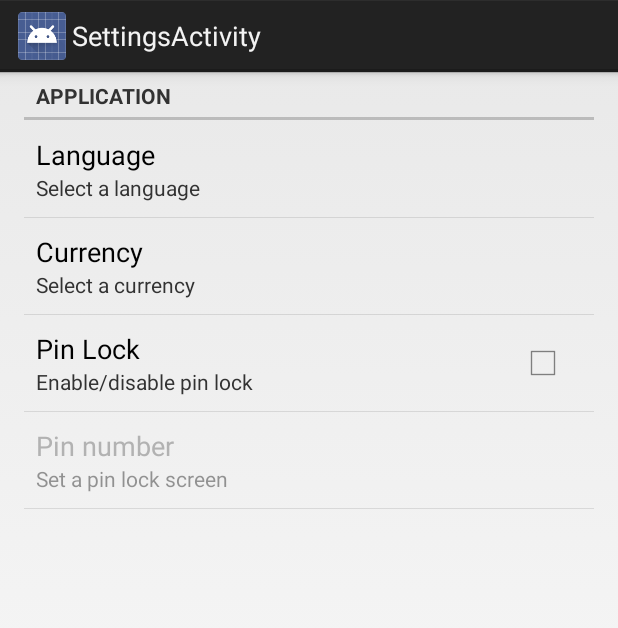
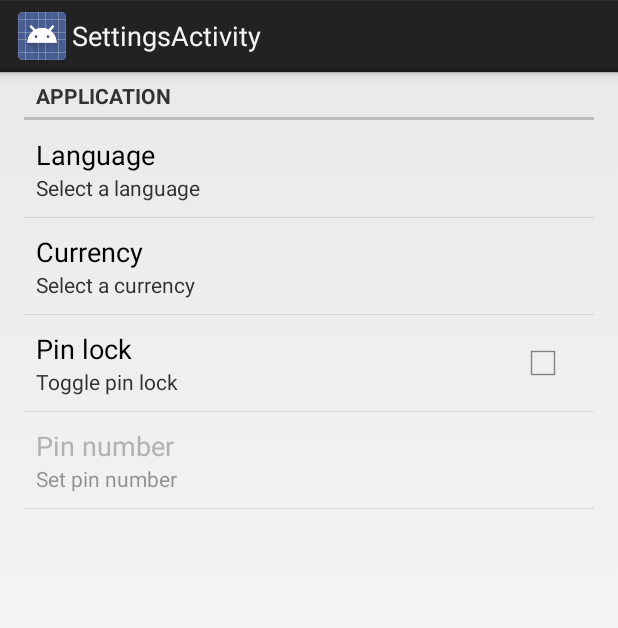
Before and after one commit to wmolyneux/StudentBudgetAppCS394, an Android app: the screen it shows after launch (SettingsActivity), in the options menu, after a tap on "Settings", on a phone screen of 412 x 824 dp. Shown: the top 628 px of the screen. Run offline under Robolectric (Android 15) with nearby library versions, the phone set to English and light mode, and no system bars.

Commit message:
- Fixed the last intermittency issue with a few tests, finally all pass! - Implemented more welsh strings for pin locking

```diff
--- a/StudentBudgetApplication/src/main/res/values/strings.xml
+++ b/StudentBudgetApplication/src/main/res/values/strings.xml
@@ -153,6 +153,15 @@
     <string name="overviewMainBudget">Overall Budget progress:</string>
     <string name="budget_exists">"budget already exists!"</string>
     <string name="budget_must_be_more_than">Budget must be more than</string>
+    <string name="pin_lock">Pin lock</string>
+    <string name="toggle_pin_lock">Toggle pin lock</string>
+    <string name="set_pin_number">Set pin number</string>
+    <string name="pin_number">Pin number</string>
+    <string name="enter_4_digit">Please enter 4-digit pin</string>
+    <string name="reenter_4_digit">Please re-enter 4-digit pin</string>
+    <string name="pin_set">Pin set!</string>
+    <string name="pin_doesnt_match">Pin does not match</string>
+    <string name="ok">OK</string>
 
 
 </resources>
--- a/StudentBudgetApplication/src/main/res/xml/preferences.xml
+++ b/StudentBudgetApplication/src/main/res/xml/preferences.xml
@@ -20,14 +20,14 @@
                 android:defaultValue="£"/>
         <CheckBoxPreference
                 android:key="pref_bool_pin"
-                android:summary="Enable/disable pin lock"
-                android:title="Pin Lock"
+                android:summary="@string/toggle_pin_lock"
+                android:title="@string/pin_lock"
                 android:defaultValue="false"/>
         <Preference
                 android:dependency="pref_bool_pin"
                 android:key="pref_pin"
-                android:title="Pin number"
-                android:summary="Set a pin lock screen"/>
+                android:title="@string/pin_number"
+                android:summary="@string/set_pin_number"/>
 
     </PreferenceCategory>
     ...
```
Also changed, not shown: StudentBudgetApplication/src/main/java/uk/ac/aber/dcs/wim2/studentbudgetapplication/fragments/SettingsFragment.java (+5 -5 lines), StudentBudgetApplication/src/main/java/uk/ac/aber/dcs/wim2/studentbudgetapplication/tests/ExpenseActivityTest.java (+9 -14 lines), StudentBudgetApplication/src/main/java/uk/ac/aber/dcs/wim2/studentbudgetapplication/tests/IncomeActivityTest.java (+4 -2 lines), 1 other file.
